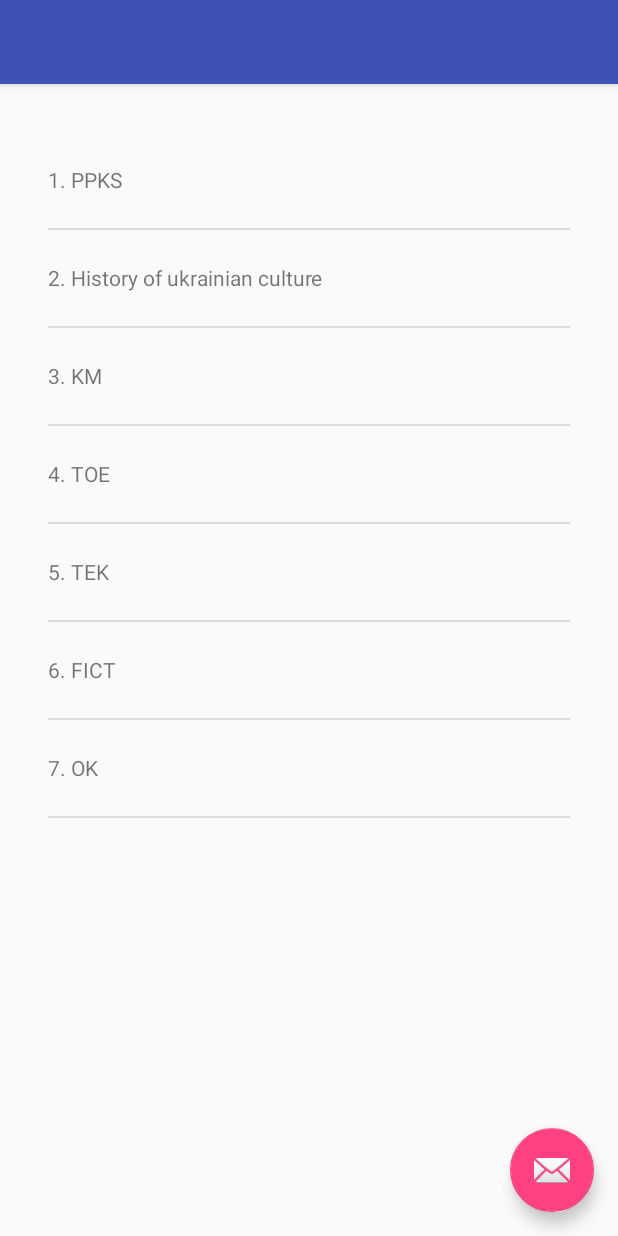
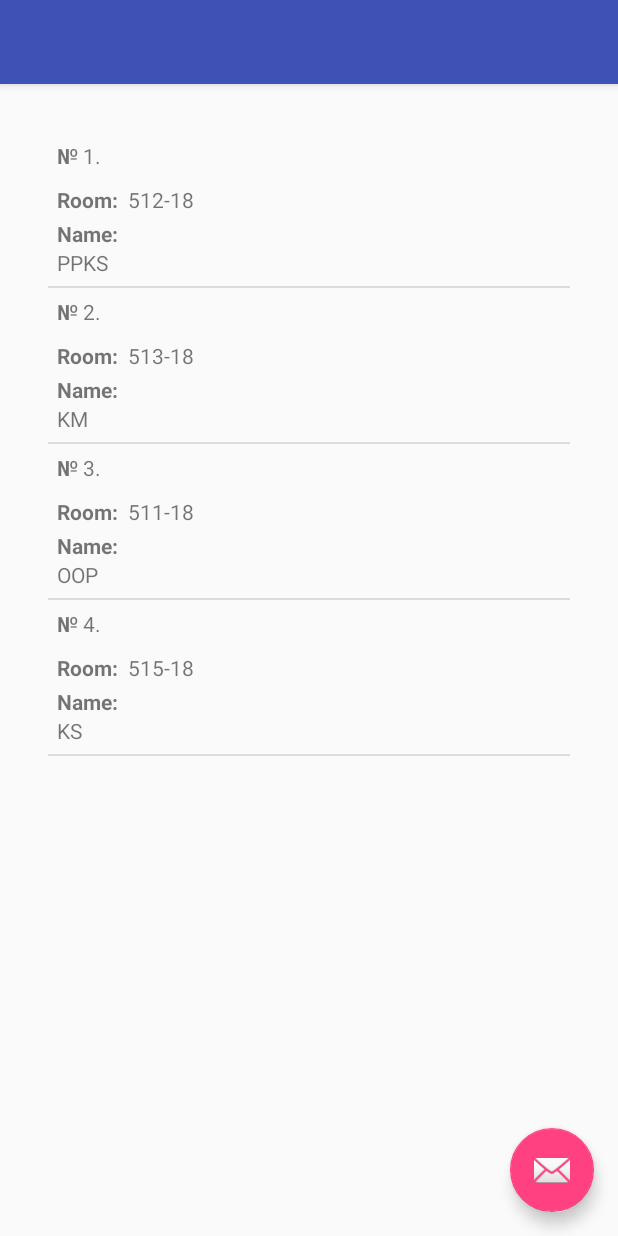
Before and after one commit to vitcool/KPIschedule-task, an Android app: the screen it shows after launch (MainActivity), on a phone screen of 412 x 824 dp. Run offline under Robolectric (Android 15) with nearby library versions, the phone set to English and light mode, and no system bars.

Commit message:
Add LessonAdapter (modify ListView)

```diff
--- /dev/null
+++ b/app/src/main/java/com/example/vitalykulyk/kpischedule/Lesson.java
@@ -0,0 +1,41 @@
+package com.example.vitalykulyk.kpischedule;
+
+/**
+ * Created by Vitaly Kulyk on 23.02.2016.
+ */
+public class Lesson {
+
+    public final String lesson_number   ;
+    public final String lesson_room     ;
+    public final String lesson_name     ;
+    public final String lesson_type     ;
+    public final String teacher_name    ;
+
+        public Lesson (String number, String room,String name, String type, String teacher ) {
+            this.lesson_number= number;
+            this.lesson_room  = room;
+            this.lesson_name  = name;
+            this.lesson_type  = type;
+            this.teacher_name = teacher;
+        }
+
+    public String getLesson_number() {
+        return lesson_number;
+    }
+
+    public String getLesson_room() {
+        return lesson_room;
+    }
+
+    public String getLesson_name() {
+        return lesson_name;
+    }
+
+    public String getLesson_type() {
+        return lesson_type;
+    }
+
+    public String getTeacher_name() {
+        return teacher_name;
+    }
+}
--- a/app/src/main/java/com/example/vitalykulyk/kpischedule/MainActivity.java
+++ b/app/src/main/java/com/example/vitalykulyk/kpischedule/MainActivity.java
@@ -31,6 +31,7 @@ public class MainActivity extends AppCompatActivity {
 
     @Override
     public boolean onOptionsItemSelected(MenuItem item) {
+
         // Handle action bar item clicks here. The action bar will
         // automatically handle clicks on the Home/Up button, so long
         // as you specify a parent activity in AndroidManifest.xml.
--- a/app/src/main/java/com/example/vitalykulyk/kpischedule/ScheduleFragment.java
+++ b/app/src/main/java/com/example/vitalykulyk/kpischedule/ScheduleFragment.java
@@ -1,5 +1,6 @@
 package com.example.vitalykulyk.kpischedule;
 
+import android.content.Context;
 import android.net.Uri;
 import android.os.AsyncTask;
 import android.os.Bundle;
@@ -15,6 +16,7 @@ import android.view.View;
 import android.view.ViewGroup;
 import android.widget.ArrayAdapter;
 import android.widget.ListView;
+import android.widget.TextView;
 
 import org.json.JSONArray;
 import org.json.JSONException;
@@ -30,6 +32,7 @@ import java.text.SimpleDateFormat;
 import java.util.ArrayList;
 import java.util.Arrays;
 import java.util.List;
+import java.util.Objects;
 
 /**
  * Created by Vitaly Kulyk on 23.02.2016.
@@ -37,15 +40,21 @@ import java.util.List;
 public class ScheduleFragment extends Fragment {
 
     //Array adapter for
-    ArrayAdapter<String> mScheduleAdapter;
+    ArrayAdapter<Lesson> mScheduleAdapter;
 
     ListView mListView;
+
+    List<Lesson> testSchedule;
+
+    LessonAdapter mLessonAdapter;
+
 
 
     @Override
     public void onCreate(Bundle savedInstanceState) {
         super.onCreate(savedInstanceState);
         setHasOptionsMenu(true);
+
     }
 
     @Override
@@ -69,37 +78,46 @@ public class ScheduleFragment extends Fragment {
     public View onCreateView(LayoutInflater inflater, ViewGroup container, Bundle savedInstanceState) {
         View rootView = inflater.inflate(R.layout.fragment_main, container, false);
 
-        String[] scheduleArray = {
-                "1. PPKS",
-                "2. History of ukrainian culture",
-                "3. KM",
-                "4. TOE",
-                "5. TEK",
-                "6. FICT",
-                "7. OK"
-        };
+//        ScheduleTask scheduleTask = new ScheduleTask();
+//        scheduleTask.execute("io-32");
 
-        List<String> weekforecast = new ArrayList<>(Arrays.asList(scheduleArray));
+//        Lesson[] scheduleArray = {
+//                new Lesson("1.","512-18","PPKS","LAB","KORO"),
+//                new Lesson("2.","513-18","KM","LEKT","MARK") ,
+//                new Lesson("3.","511-18","OOP","LAB","SIMO") ,
+//                new Lesson("4.","515-18","KS","LAB","KULA")  ,
+//
+//        };
+
+        ArrayList<Lesson> testSchedule = new ArrayList<>();
+        testSchedule.add(new Lesson("1.","512-18","PPKS","LAB","KORO"));
+        testSchedule.add(new Lesson("2.","513-18","KM","LEKT","MARK") );
+        testSchedule.add(new Lesson("3.","511-18","OOP","LAB","SIMO") );
+        testSchedule.add(new Lesson("4.","515-18","KS","LAB","KULA")  );
 
 
-        mScheduleAdapter = new ArrayAdapter<String>(
-                //current context
-                getActivity(),
-                //ID of list item
-                R.layout.list_item_schedule,
-                //forecast data
-                R.id.list_item_forecast_textview,
-                //forecast data
-                weekforecast);
+//        mScheduleAdapter = new ArrayAdapter<Lesson>(
+//                //current context
+//                getActivity(),
+//                //ID of list item
+//                R.layout.list_item_schedule,
+//                //forecast data
+//                R.id.list_item_forecast_textview,
+//                //forecast data
+//                testSchedule);
 
         mListView = (ListView)rootView.findViewById(R.id.listview_forecast);
 
-        mListView.setAdapter(mScheduleAdapter);
+        //mListView.setAdapter(mScheduleAdapter);
+
+        mLessonAdapter = new LessonAdapter(getActivity(), R.layout.list_item, testSchedule);
+
+        mListView.setAdapter(mLessonAdapter);
 
         return rootView;
     }
 
-    public class ScheduleTask extends AsyncTask<String, Void, String[]> {
+    public class ScheduleTask extends AsyncTask<String, Void, Lesson[]> {
 
         private final String LOG_CAT = ScheduleTask.class.getSimpleName();
 
@@ -110,7 +128,7 @@ public class ScheduleFragment extends Fragment {
          * Fortunately parsing is easy:  constructor takes the JSON string and converts it
          * into an Object hierarchy for us.
          */
-        private String[] getScheduleDataFromJson(String scheduleJsonStr)
+        private Lesson[] getScheduleDataFromJson(String scheduleJsonStr)
                 throws JSONException {
 
             // These are the names of the JSON objects that need to be extracted.
@@ -124,11 +142,11 @@ public class ScheduleFragment extends Fragment {
             JSONObject scheduleJson = new JSONObject(scheduleJsonStr);
             JSONArray dataArray = scheduleJson.getJSONArray(API_DATA);
 
-            String[] resultStrs = new String[dataArray.length()];
+            Lesson[] resultStrs = new Lesson[dataArray.length()];
             for(int i = 0; i < dataArray.length(); i++) {
                 // For now, using the format "number, description, teacher,room, type"
                 String number;
-                String description;
+                String name;
                 String teacher;
                 String room;
                 String type;
@@ -141,26 +159,24 @@ public class ScheduleFragment extends Fragment {
                 // string field "lesson_room",
                 // string field "lesson_type",
                 // string field "lesson_teacher"
-                description = lesson.getString(API_LESSONS_NAME);
+                name = lesson.getString(API_LESSONS_NAME);
                 number = lesson.getString(API_LESSONS_NUMBER);
                 room = lesson.getString(API_LESSONS_ROOM);
                 type = lesson.getString(API_LESSONS_TYPE);
                 teacher = lesson.getString(API_LESSONS_TEACHER);
 
-                resultStrs[i] = number + ". #" + room + " /" + description + "/ " + type + " ^" + teacher;
+                resultStrs[i] = new Lesson(number, room, name, type, teacher);
             }
 
-            for (String s : resultStrs) {
-                Log.v(LOG_CAT, "Schedule entry: " + s);
+            for (Lesson s : resultStrs) {
+                Log.v(LOG_CAT, "Schedule entry: " + s.toString());
             }
             return resultStrs;
 
         }
 
-
-
         @Override
-        protected String[] doInBackground(String... params) {
+        protected Lesson[] doInBackground(String... params) {
             // If there's no zip code, there's nothing to look up.  Verify size of params.
             if (params.length == 0) {
                 return null;
@@ -171,28 +187,22 @@ public class ScheduleFragment extends Fragment {
             BufferedReader reader = null;
 
             // Will contain the raw JSON response as a string.
-            String forecastJsonStr = null;
-
-            String format = "json";
-            String units = "metric";
-            int numDays = 7;
+            String scheduleJsonStr = null;
 
 
             try {
 
-                final String FORECAST_BASE_URL =  "http://api.rozklad.org.ua/v2/groups/io-32/lessons?filter={'day_number':3,'lesson_week':1}";
+                final String FORECAST_BASE_URL =  "http://api.rozklad.org.ua/v2/groups/";
                 //http://api.rozklad.org.ua/v2/groups/ia-23/lessons?filter={'day_number':3,'lesson_week':1}
-                final String FORMAT_PARAM = "lessons";
-                final String FILTER = "filter=";
-                final String FILTER_MUCH = "{'day_number':3,'lesson_week':1}";
+                final String LESSONS = "lessons";
+                final String FILTERS = "?filter={'day_number':3,'lesson_week':2}";
 
 
                 Uri builtUri = Uri.parse(FORECAST_BASE_URL).buildUpon()
-                            .appendPath(params[0]).build();
-//                        .appendQueryParameter(QUERY_PARAM)
-//                        .appendQueryParameter(FORMAT_PARAM, format)
-//
-//                        .build();
+                        .appendEncodedPath(params[0])
+                        .appendEncodedPath(LESSONS)
+                        .appendEncodedPath(FILTERS).build();
+                       // .appendEncodedPath(FILTER_MUCH).build();
 
                 URL url = new URL(builtUri.toString());
 
@@ -224,8 +234,8 @@ public class ScheduleFragment extends Fragment {
                     // Stream was empty.  No point in parsing.
                     return null;
                 }
-                forecastJsonStr = buffer.toString();
-                Log.v(LOG_CAT, "Forecast JSON string - " +  forecastJsonStr);
+                scheduleJsonStr = buffer.toString();
+                Log.v(LOG_CAT, "Schedule JSON string - " +  scheduleJsonStr);
             } catch (IOException e) {
                 Log.e("PlaceholderFragment", "Error ", e);
                 // If the code didn't successfully get the weather data, there's no point in attemping
@@ -244,7 +254,7 @@ public class ScheduleFragment extends Fragment {
                 }
             }
             try{
-                return getScheduleDataFromJson(forecastJsonStr);
+                return getScheduleDataFromJson(scheduleJsonStr);
             } catch (JSONException e) {
                 Log.e(LOG_CAT, e.getMessage(), e);
                 e.printStackTrace();
@@ -255,12 +265,85 @@ public class ScheduleFragment extends Fragment {
         }
 
 
-        @Override
-        protected void onPostExecute(String[] result) {
+        protected void onPostExecute(Lesson[] result) {
             if (result != null){
-                mScheduleAdapter.clear();
-                mScheduleAdapter.addAll(result);
+                mLessonAdapter.clear();
+                mLessonAdapter.addAll(result);
             }
         }
     }
+
+
+    // Adapter for ListView
+    public class LessonAdapter extends ArrayAdapter<Lesson>{
+
+        ArrayList<Lesson> lesons;
+
+
+        public LessonAdapter(Context context, int textViewResourceId, ArrayList<Lesson> objects) {
+            super(context, textViewResourceId, objects);
+            this.lesons = objects;
+        }
+
+        public View getView(int position, View convertView, ViewGroup parent){
+
+            // assign the view we are converting to a local variable
+            View v = convertView;
+
+            // first check to see if the view is null. if so, we have to inflate it.
+            // to inflate it basically means to render, or show, the view.
+            if (v == null) {
+                LayoutInflater inflater = (LayoutInflater) getContext().getSystemService(Context.LAYOUT_INFLATER_SERVICE);
+                v = inflater.inflate(R.layout.list_item, null);
+            }
+
+		/*
+		 * Recall that the variable position is sent in as an argument to this method.
+		 * The variable simply refers to the position of the current object in the list. (The ArrayAdapter
+		 * iterates through the list we sent it)
+		 *
+		 * Therefore, i refers to the current Item object.
+		 */
+            Lesson i = lesons.get(position);
+
+            if (i != null) {
+
+                // This is how you obtain a reference to the TextViews.
+                // These TextViews are created in the XML files we defined.
+
+                TextView tt = (TextView) v.findViewById(R.id.toptext);
+                TextView ttd = (TextView) v.findViewById(R.id.toptextdata);
+                TextView mt = (TextView) v.findViewById(R.id.middletext);
+                TextView mtd = (TextView) v.findViewById(R.id.middletextdata);
+                TextView bt = (TextView) v.findViewById(R.id.bottomtext);
+                TextView btd = (TextView) v.findViewById(R.id.desctext);
+
+                // check to see if each individual textview is null.
+                // if not, assign some text!
+                if (tt != null){
+                    tt.setText("№ ");
+                }
+                if (ttd != null){
+                    ttd.setText(i.getLesson_number());
+                }
+                if (mt != null){
+                    mt.setText("Room: ");
+                }
+                if (mtd != null){
+                    mtd.setText(" " + i.getLesson_room());
+                }
+                if (bt != null){
+                    bt.setText("Name: ");
+                }
+                if (btd != null){
+                    btd.setText(i.getLesson_name());
+                }
+            }
+
+            // the view must be returned to our activity
+            return v;
+
+        }
+
+    }
 }
--- /dev/null
+++ b/app/src/main/res/layout/list_item.xml
@@ -0,0 +1,90 @@
+<?xml version="1.0" encoding="utf-8"?>
+<RelativeLayout xmlns:android="http://schemas.android.com/apk/res/android"
+                android:layout_width="fill_parent"
+                android:layout_height="?android:attr/listPreferredItemHeight"
+
+                android:padding="6dip">
+    <!-- Item Name -->
+    <TextView
+        android:id="@+id/toptext"
+
+        android:layout_width="wrap_content"
+        android:layout_height="26dip"
+
+        android:layout_alignParentTop="true"
+        android:layout_alignParentLeft="true"
+
+        android:textStyle="bold"
+        android:singleLine="true"
+        android:ellipsize="marquee"
+        />
+
+    <!-- Actual Item Name Data -->
+    <TextView
+        android:id="@+id/toptextdata"
+
+        android:layout_width="fill_parent"
+        android:layout_height="wrap_content"
+
+        android:layout_alignParentRight="true"
+        android:layout_alignParentTop="true"
+        android:layout_toRightOf="@id/toptext"
+
+        android:singleLine="true"
+        android:ellipsize="marquee"
+        />
+
+    <!-- Price Tag -->
+    <TextView
+        android:id="@+id/middletext"
+
+        android:layout_width="wrap_content"
+        android:layout_height="26dip"
+
+        android:layout_alignParentLeft="true"
+        android:layout_below="@id/toptext"
+
+        android:textStyle="bold"
+        android:gravity="center_vertical"
+        />
+
+    <!-- Actual Price Data -->
+    <TextView
+        android:id="@+id/middletextdata"
+
+        android:layout_width="fill_parent"
+        android:layout_height="26dip"
+
+        android:layout_alignParentRight="true"
+        android:layout_below="@id/toptext"
+        android:layout_toRightOf="@id/middletext"
+
+        android:gravity="center_vertical"
+        />
+
+    <!-- Description Tag -->
+    <TextView
+        android:layout_width="fill_parent"
+        android:layout_height="wrap_content"
+
+        android:layout_alignParentRight="true"
+        android:layout_below="@id/middletext"
+
+        android:textStyle="bold"
+        android:id="@+id/bottomtext"
+        android:singleLine="false"
+        />
+    <!-- This is the actual description -->
+    <TextView
+        android:layout_width="fill_parent"
+        android:layout_height="wrap_content"
+
+        android:layout_alignParentRight="true"
+        android:layout_alignParentBottom="true"
+        android:layout_below="@id/bottomtext"
+
+
+        android:id="@+id/desctext"
+        android:singleLine="false"
+        />
+</RelativeLayout>
--- a/app/src/main/res/layout/list_item_schedule.xml
+++ b/app/src/main/res/layout/list_item_schedule.xml
@@ -7,4 +7,5 @@
           android:gravity="center_vertical"
           android:id="@+id/list_item_forecast_textview">
 
+
 </TextView>
```
